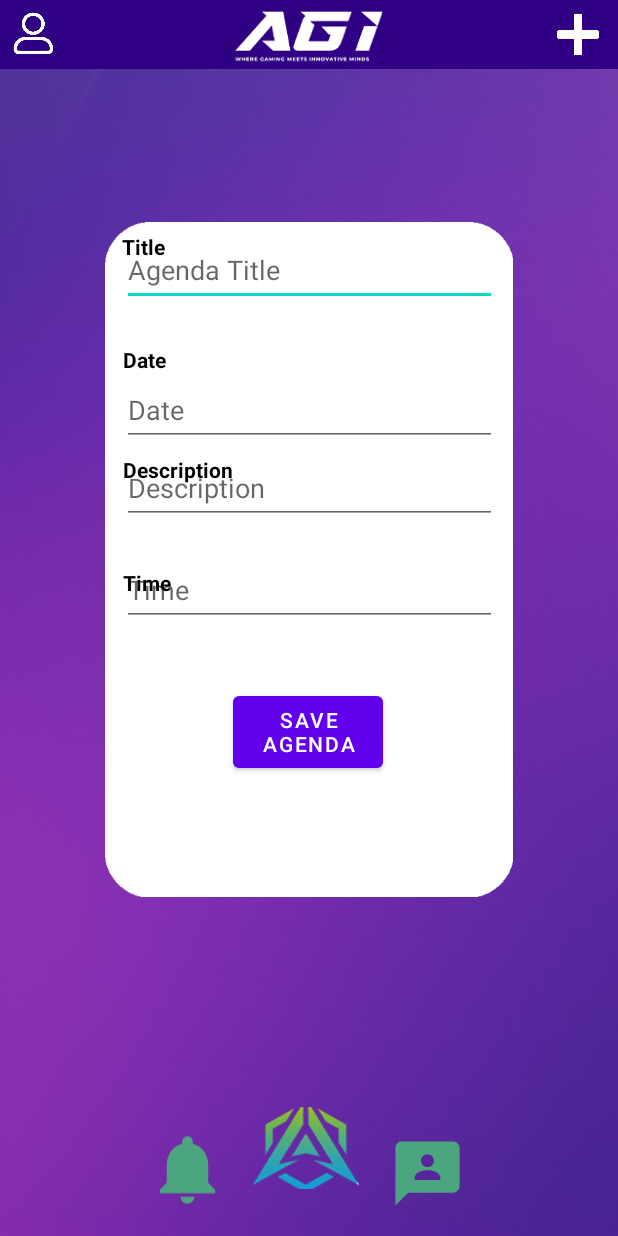
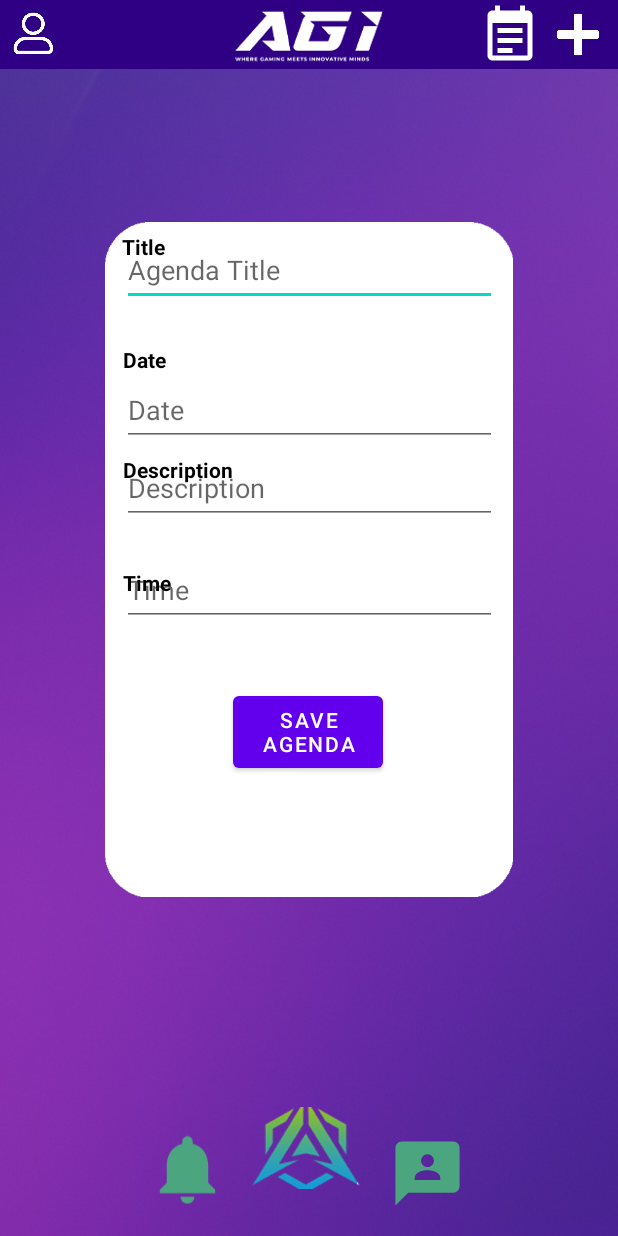
Before and after one commit to tdabbagh/AGIS_project, an Android app: the AddAgenda screen opened directly, with no data from a screen before it, on a phone screen of 412 x 824 dp. Run offline under Robolectric (Android 15) with nearby library versions, the phone set to English and light mode, and no system bars.

Commit message:
user roles

```diff
--- /dev/null
+++ b/app/src/main/res/drawable/ic_agenda.xml
@@ -0,0 +1,16 @@
+<vector xmlns:android="http://schemas.android.com/apk/res/android"
+    android:width="24dp"
+    android:height="24dp"
+    android:viewportWidth="24"
+    android:viewportHeight="24">
+
+
+    <path
+        android:fillColor="@color/white"
+        android:pathData="M19,3h-1V1h-2v2H8V1H6v2H5c-1.1,0 -1.99,0.9 -1.99,2L3,21c0,1.1 0.9,2 2,2h14c1.1,0 2,-0.9 2,-2V5c0,-1.1 -0.9,-2 -2,-2zM19,21H5V8h14v13z" />
+
+
+    <path
+        android:fillColor="@color/white"
+        android:pathData="M7,10h10v2H7zM7,14h10v2H7zM7,18h6v2H7z" />
+</vector>
--- a/app/src/main/res/layout/activity_header_part.xml
+++ b/app/src/main/res/layout/activity_header_part.xml
@@ -58,6 +58,18 @@
             app:layout_constraintTop_toTopOf="parent"
             app:layout_constraintVertical_bias="1.0" />
 
+        <ImageView
+            android:id="@+id/viewAgendaButton"
+            android:layout_width="40dp"
+            android:layout_height="40dp"
+            android:src="@drawable/ic_agenda"
+            app:layout_constraintBottom_toBottomOf="parent"
+            app:layout_constraintEnd_toEndOf="parent"
+            app:layout_constraintHorizontal_bias="0.86"
+            app:layout_constraintStart_toStartOf="parent"
+            app:layout_constraintTop_toTopOf="parent"
+            app:layout_constraintVertical_bias="0.35" />
+
     </androidx.constraintlayout.widget.ConstraintLayout>
 
 
```
